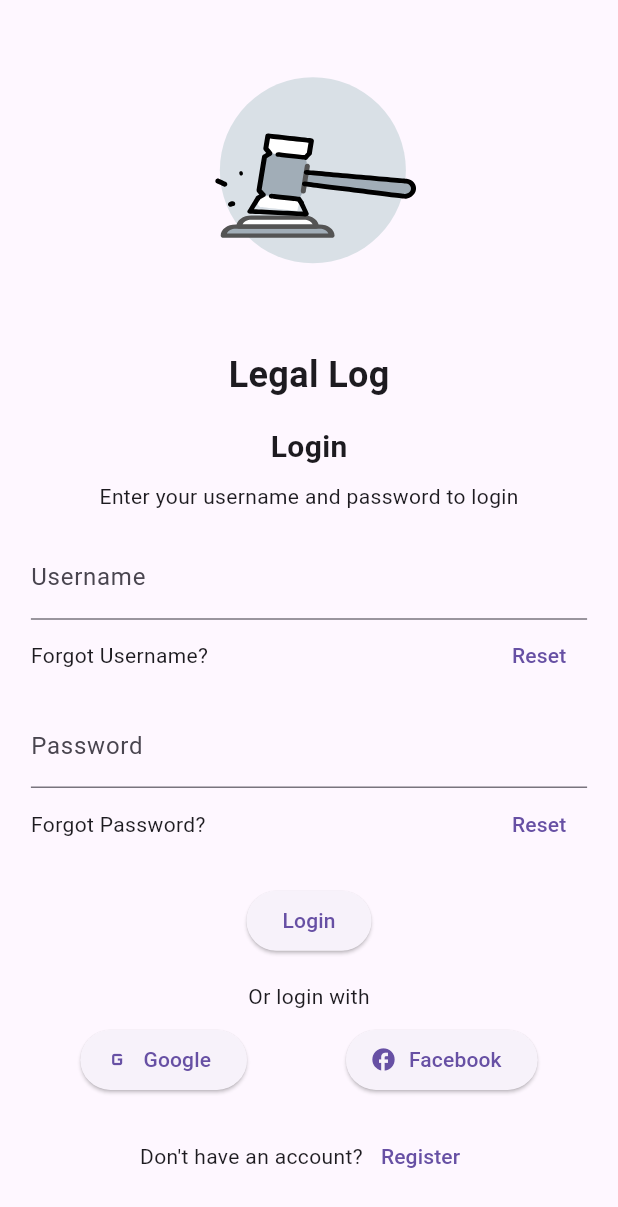
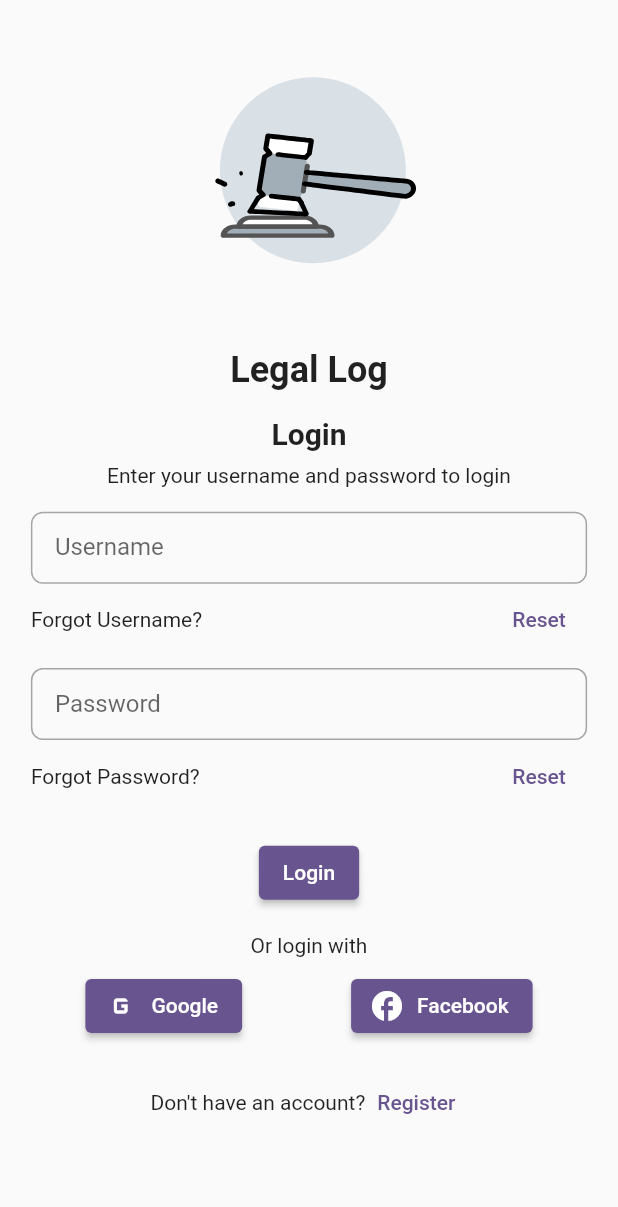
Before and after one commit to 0211Abhay/CPMAD_PROJECT, a Flutter app: the screen it shows after launch, on a phone screen of 412 x 824 dp. Shown: the top 1207 px of the screen. Run offline on Flutter 3.47's test engine with Material 3 defaults, Android fonts, the phone set to English and light mode, and no system bars; our stand-ins replace country_code_picker, firebase_core, get, lottie; accounts and stored records are empty.

Commit message:
login - register basic ui

```diff
--- /dev/null
+++ b/legal_log/lib/common_widgets/custom_text_fields.dart
@@ -0,0 +1,29 @@
+import 'package:flutter/material.dart';
+
+class CustomTextField extends StatelessWidget {
+  final String label;
+  final bool obscureText;
+  final TextEditingController? controller;
+
+  const CustomTextField({
+    Key? key,
+    required this.label,
+    this.obscureText = false,
+    this.controller,
+  }) : super(key: key);
+
+  @override
+  Widget build(BuildContext context) {
+    return TextField(
+      obscureText: obscureText,
+      controller: controller,
+      decoration: InputDecoration(
+        labelText: label,
+        border: OutlineInputBorder(
+          borderRadius: BorderRadius.circular(8),
+        ),
+        contentPadding: const EdgeInsets.symmetric(horizontal: 16, vertical: 12),
+      ),
+    );
+  }
+}
--- a/legal_log/lib/features/authentication/screens/login_screen.dart
+++ b/legal_log/lib/features/authentication/screens/login_screen.dart
@@ -1,5 +1,6 @@
 import 'package:flutter/material.dart';
 import 'package:get/get.dart';
+import 'package:legal_log/common_widgets/custom_text_fields.dart';
 import 'package:lottie/lottie.dart';
 
 class LoginScreen extends StatelessWidget {
@@ -52,9 +53,9 @@ class LoginScreen extends StatelessWidget {
               SizedBox(height: screenHeight * 0.02),
 
               // Username Field
-              TextField(
+              CustomTextField(
+                label: 'Username',
                 controller: usernameController,
-                decoration: const InputDecoration(labelText: 'Username'),
               ),
 
               Row(
@@ -73,10 +74,10 @@ class LoginScreen extends StatelessWidget {
               SizedBox(height: screenHeight * 0.01),
 
               // Password Field
-              TextField(
+              CustomTextField(
+                label: 'Password',
                 controller: passwordController,
                 obscureText: true,
-                decoration: const InputDecoration(labelText: 'Password'),
               ),
 
               Row(
--- a/legal_log/lib/main.dart
+++ b/legal_log/lib/main.dart
@@ -1,6 +1,7 @@
 import 'package:flutter/material.dart';
 import 'package:legal_log/features/authentication/screens/homeScreen.dart';
 import 'package:legal_log/features/authentication/screens/login_screen.dart';
+import 'package:legal_log/features/authentication/screens/registration_screen.dart';
 import 'package:legal_log/features/authentication/screens/splash_screen.dart';
 import 'package:firebase_core/firebase_core.dart';
 import 'firebase_options.dart';
@@ -18,11 +19,18 @@ class MyApp extends StatelessWidget {
   @override
   Widget build(BuildContext context) {
     return MaterialApp(
+      title: 'Legal Log',
+      theme: ThemeData(
+
+        colorScheme: ColorScheme.fromSeed(seedColor: Colors.deepPurple),
+        useMaterial3: false,
+      ),
       debugShowCheckedModeBanner: false,
       home: SplashScreen(),  // This will display the splash screen first
       routes: {
         '/home': (context) => Homescreen(), // Define home route for easier navigation
         '/login': (context) => LoginScreen(),
+        '/register': (context) => RegistrationScreen(),
 
       },
     );
--- a/legal_log/pubspec.yaml
+++ b/legal_log/pubspec.yaml
@@ -46,6 +46,7 @@ dependencies:
   flutter_svg: ^2.0.3
   flutter_any_logo: ^1.1.1
   lottie: ^3.1.3
+  country_code_picker: ^3.1.0
 
 dev_dependencies:
   flutter_test:
```
Also changed, not shown: legal_log/lib/features/authentication/controller/registration_controller.dart (added, +17 -0 lines), legal_log/lib/features/authentication/screens/registration_screen.dart (+155 -0 lines), legal_log/pubspec.lock.
